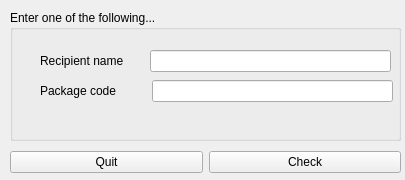
The window that packagestatuswindow.ui (mariusmg2/X-Courier) describes before a commit, drawn with Qt 5.
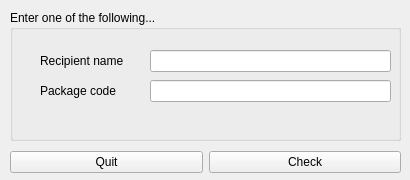
The same window after the commit.

Commit message: resized some windows

What changed in the file:
```diff
--- a/packagestatuswindow.ui
+++ b/packagestatuswindow.ui
@@ -6,19 +6,19 @@
    <rect>
     <x>0</x>
     <y>0</y>
-    <width>405</width>
+    <width>410</width>
     <height>180</height>
    </rect>
   </property>
   <property name="minimumSize">
    <size>
-    <width>405</width>
+    <width>410</width>
     <height>180</height>
    </size>
   </property>
   <property name="maximumSize">
    <size>
-    <width>405</width>
+    <width>410</width>
     <height>180</height>
    </size>
   </property>
@@ -106,7 +106,7 @@
        <widget class="QLineEdit" name="recipientCode">
         <property name="geometry">
          <rect>
-          <x>142</x>
+          <x>140</x>
           <y>70</y>
           <width>241</width>
           <height>22</height>
```
The commit also changes 1 other file.
